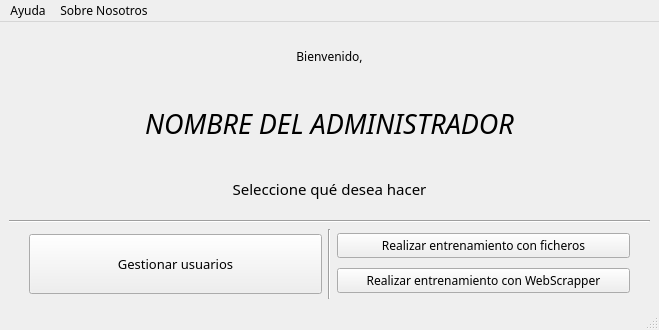
40CompilerErrors/Proyecto2, file Resources/UI/VentanaAdmin.ui: the form before one commit.
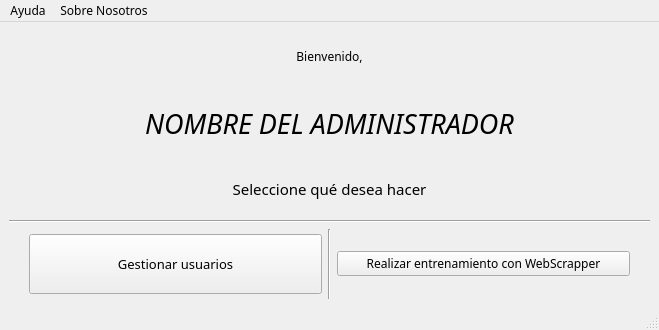
The form after the commit.

Commit message: Unificada ventana de entrenamiento con ficheros y web

```diff
--- a/Resources/UI/VentanaAdmin.ui
+++ b/Resources/UI/VentanaAdmin.ui
@@ -151,15 +151,6 @@
        </widget>
       </item>
       <item>
-       <layout class="QVBoxLayout" name="verticalLayout_2">
-        <item>
-         <widget class="QPushButton" name="boton_trainfiles">
-          <property name="text">
-           <string>Realizar entrenamiento con ficheros</string>
-          </property>
-         </widget>
-        </item>
-        <item>
          <widget class="QPushButton" name="boton_trainweb">
           <property name="text">
            <string>Realizar entrenamiento con WebScrapper</string>
@@ -168,7 +159,8 @@
         </item>
        </layout>
       </item>
-     </layout>
+    <item>
+     <layout class="QVBoxLayout" name="verticalLayout_2"/>
     </item>
    </layout>
   </widget>
```
Lines whose indentation alone changed are shown as unchanged. The commit also changes 5 other files.
